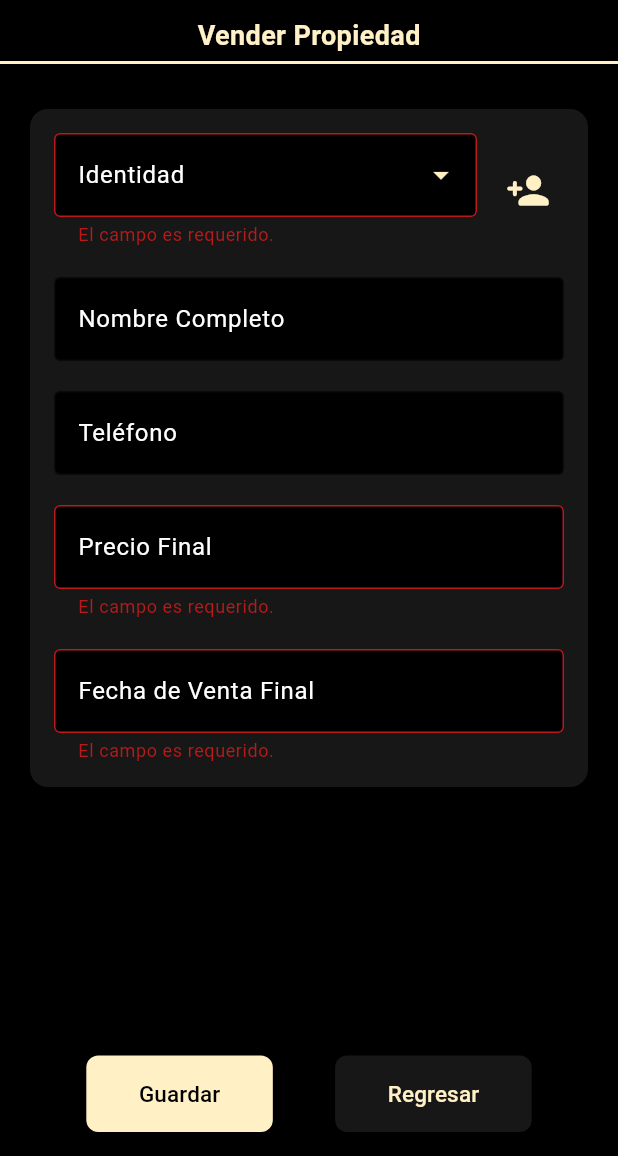
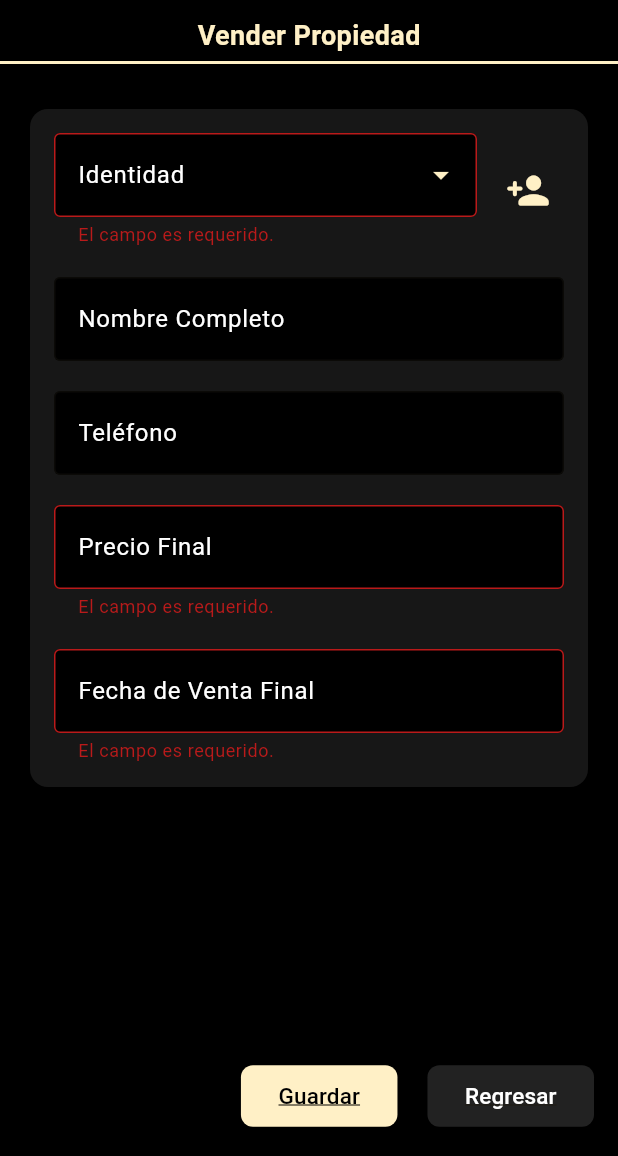
Before and after one commit to KevinMatta/app_sigesproc, a Flutter app: the Venta screen opened directly with empty values, after a tap on "Guardar", on a phone screen of 412 x 824 dp, the part 80-1236 px from its top. Run offline on Flutter 3.47's test engine with Material 3 defaults, Android fonts, the phone set to English and light mode, and no system bars; our stand-ins replace bloc, carousel_slider, equatable, file_picker, firebase_core, firebase_messaging and 12 more; missing offline and left inert: flutter_polyline_points, signalr_core; accounts and stored records are empty; network calls fail.

Commit message:
fix(ventabienraiz)

```diff
--- a/sigesproc_app/lib/models/bienesraices/procesoventaviewmodel.dart
+++ b/sigesproc_app/lib/models/bienesraices/procesoventaviewmodel.dart
@@ -125,4 +125,9 @@ class ProcesoVentaViewModel {
       'btrp_Estado': btrpEstado,
     };
   }
+
+  @override
+  String toString() {
+    return 'procesoventa(btrpId: $btrpId, clieNombreCompleto: $clieNombreCompleto, clieId: $clieId, clieDNI: $clieDNI, clieTelefono: $clieTelefono';
+  }
 }
--- a/sigesproc_app/lib/screens/bienesraices/venta.dart
+++ b/sigesproc_app/lib/screens/bienesraices/venta.dart
@@ -74,6 +74,8 @@ class _VentaState extends State<Venta> {
   String tipoCliente = 'Bien Raiz';
   bool _mostrarErrores = false;
   bool _mostrarErroresventa = false;
+
+  bool _cargando = false;
 
   final ThemeData darkTheme = ThemeData.dark().copyWith(
     colorScheme: ColorScheme.dark(
@@ -244,15 +246,18 @@ class _VentaState extends State<Venta> {
           ),
         ],
       ),
-      body: Container(
+      body: _cargando
+          ? Center(child: CircularProgressIndicator(color: Color(0xFFFFF0C6)))
+          : Container(
               color: Colors.black,
               padding: const EdgeInsets.all(16.0),
-        child: _mostrarFormularioCliente ? _clienteVista() : _ventaVista(),
+              child:
+                  _mostrarFormularioCliente ? _clienteVista() : _ventaVista(),
             ),
-      bottomNavigationBar: Container(
-        color: Colors.black,
-        padding:
-            EdgeInsets.only(bottom: MediaQuery.of(context).viewInsets.bottom),
+      bottomNavigationBar: Padding(
+            padding:  EdgeInsets.only(
+                    bottom: MediaQuery.of(context).viewInsets.bottom)
+                ,
         child: _buildSaveCancelButtons(),
       ),
     );
@@ -297,11 +302,11 @@ class _VentaState extends State<Venta> {
                               .hasMatch(correoController.text),
                       errorMessage: 'El campo es requerido.'),
                   SizedBox(height: 10),
-                  _campoDeTextoCliente(
-                      'Teléfono', telefonoclienteController, 'Ingrese el teléfono',
+                  _campoDeTextoCliente('Teléfono', telefonoclienteController,
+                      'Ingrese el teléfono',
                       isNumeric: true,
-                      showError:
-                          _mostrarErrores && telefonoclienteController.text.length < 7,
+                      showError: _mostrarErrores &&
+                          telefonoclienteController.text.length < 7,
                       errorMessage: 'El campo es requerido.'),
                   SizedBox(height: 10),
                   _buildDateField(
@@ -877,23 +882,31 @@ class _VentaState extends State<Venta> {
                 crossAxisAlignment: CrossAxisAlignment.start,
                 children: [
                   _buildDNIAutocomplete(clienteController,
-                  showError: _mostrarErroresventa && clienteController.text.isEmpty,
+                      showError: _mostrarErroresventa &&
+                          clienteController.text.isEmpty,
                       errorMessage: 'El campo es requerido.'),
                   SizedBox(height: 20),
                   _campodeTexto('Nombre Completo', nombreController, '',
                       enabled: false,
-                      showError: _mostrarErroresventa && nombreController.text.isEmpty,
+                      showError:
+                          _mostrarErroresventa && nombreController.text.isEmpty,
                       errorMessage: 'El campo es requerido.'),
                   SizedBox(height: 20),
                   _campodeTexto('Teléfono', telefonoController, '',
-                      enabled: false,showError: _mostrarErroresventa && telefonoController.text.isEmpty,
+                      enabled: false,
+                      showError: _mostrarErroresventa &&
+                          telefonoController.text.isEmpty,
                       errorMessage: 'El campo es requerido.'),
                   SizedBox(height: 20),
                   _campodeTexto('Precio Final', precioController, '0.00',
-                      isNumeric: true,showError: _mostrarErroresventa && precioController.text.isEmpty,
+                      isNumeric: true,
+                      showError:
+                          _mostrarErroresventa && precioController.text.isEmpty,
                       errorMessage: 'El campo es requerido.'),
                   SizedBox(height: 20),
-                  _buildDateField('Fecha de Venta Final', fechaController,showError: _mostrarErroresventa && fechaController.text.isEmpty,
+                  _buildDateField('Fecha de Venta Final', fechaController,
+                      showError:
+                          _mostrarErroresventa && fechaController.text.isEmpty,
                       errorMessage: 'El campo es requerido.'),
                 ],
               ),
@@ -904,7 +917,8 @@ class _VentaState extends State<Venta> {
     );
   }
 
-  Widget _buildDNIAutocomplete(TextEditingController controller,{bool showError = false,String? errorMessage}) {
+  Widget _buildDNIAutocomplete(TextEditingController controller,
+      {bool showError = false, String? errorMessage}) {
     FocusNode focusNode = FocusNode();
 
     return Row(
@@ -1032,14 +1046,11 @@ class _VentaState extends State<Venta> {
   }
 
   Widget _campodeTexto(
-    String label,
-    TextEditingController controller,
-    String hint,
+      String label, TextEditingController controller, String hint,
       {bool isNumeric = false,
       bool enabled = true,
       bool showError = false,
       String? errorMessage}) {
-
     bool shouldShowError = showError && enabled;
 
     return TextField(
@@ -1085,8 +1096,8 @@ class _VentaState extends State<Venta> {
         DateTime? pickedDate = await showDatePicker(
           context: context,
           initialDate: DateTime.now(),
-          firstDate: DateTime(1900),
-          lastDate: DateTime.now(),
+          firstDate: DateTime(2000),
+          lastDate: DateTime(2101),
           builder: (BuildContext context, Widget? child) {
             return Theme(
               data: Theme.of(context).copyWith(
@@ -1116,10 +1127,17 @@ class _VentaState extends State<Venta> {
       color: Colors.black,
       padding: const EdgeInsets.all(16.0),
       child: Row(
-        mainAxisAlignment: MainAxisAlignment.spaceEvenly,
+        mainAxisAlignment: MainAxisAlignment.end,
         children: [
           ElevatedButton(
             onPressed: () async {
+              if (_cargando) return;
+              // Activar el spinner al iniciar el guardado
+              setState(() {
+                _mostrarErrores = true;
+                _cargando = true;
+              });
+              try {
                 if (_mostrarFormularioCliente) {
                   setState(() {
                     _mostrarErrores = true;
@@ -1174,7 +1192,8 @@ class _VentaState extends State<Venta> {
 
                         // Mostrar mensaje de éxito
                         ScaffoldMessenger.of(context).showSnackBar(
-                        SnackBar(content: Text('Cliente insertado con éxito')),
+                          SnackBar(
+                              content: Text('Cliente insertado con éxito')),
                         );
                       }
                     } catch (e) {
@@ -1183,8 +1202,7 @@ class _VentaState extends State<Venta> {
                             content: Text('Error al insertar el cliente: $e')),
                       );
                     }
-                } else {
-                }
+                  } else {}
                 } else {
                   setState(() {
                     _mostrarErroresventa = true;
@@ -1192,10 +1210,22 @@ class _VentaState extends State<Venta> {
 
                   if (_isFormValid()) {
                     try {
-                    ClienteViewModel? clienteSeleccionado = clientes.firstWhere(
-                      (cliente) => cliente.cliente == clienteController.text,
+                      await ClienteService.listarClientes();
+
+                      // Comparar usando el DNI extraído del controlador clienteController
+                      String dni = clienteController.text.split(' - ')[0];
+
+                      ClienteViewModel? clienteSeleccionado =
+                          clientes.firstWhere(
+                        (cliente) => cliente.clieDNI == dni,
                         orElse: () => ClienteViewModel(),
                       );
+
+                      print('Cliente seleccionado: $clienteSeleccionado');
+                      print(
+                          'Texto del clienteController: ${clienteController.text}');
+                      print(
+                          'Nombre y Apellido: ${nombreController.text} ${apellidoController.text}');
 
                       if (clienteSeleccionado.clieId != null) {
                         final venta = ProcesoVentaViewModel(
@@ -1216,7 +1246,8 @@ class _VentaState extends State<Venta> {
                         );
 
                         ScaffoldMessenger.of(context).showSnackBar(
-                        SnackBar(content: Text('Propiedad vendida con éxito')),
+                          SnackBar(
+                              content: Text('Propiedad vendida con éxito')),
                         );
                         await _notificarVentaCompletada();
                       } else {
@@ -1230,45 +1261,58 @@ class _VentaState extends State<Venta> {
                             content: Text('Error al vender la propiedad: $e')),
                       );
                     }
-                } else {
-
                   }
+                }
+              } catch (e) {
+                // Manejar otros errores generales aquí
+              } finally {
+                // Desactivar el spinner al finalizar
+                setState(() {
+                  _cargando = false;
+                });
               }
             },
             style: ElevatedButton.styleFrom(
                 backgroundColor: Color(0xFFFFF0C6),
-              padding: EdgeInsets.symmetric(horizontal: 35, vertical: 15),
+                padding: EdgeInsets.symmetric(horizontal: 25, vertical: 10),
                 shape: RoundedRectangleBorder(
-                borderRadius: BorderRadius.circular(8.0),
+                  borderRadius: BorderRadius.circular(8),
                 ),
               ),
             child: Text(
                 'Guardar',
-              style: TextStyle(color: Colors.black, fontSize: 15),
+                style: TextStyle(
+                  color: Colors.black,
+                  fontSize: 15,
+                  decoration: TextDecoration.underline,
                 ),
               ),
+          ),
+          SizedBox(width: 20),
           ElevatedButton(
             onPressed: () {
               if (_mostrarFormularioCliente) {
                 setState(() {
-                  _mostrarFormularioCliente =
-                            false;
+                  _mostrarFormularioCliente = false;
                 });
-              } else{
+              } else {
                 Navigator.of(context).pop();
               }
-
             },
             style: ElevatedButton.styleFrom(
-              backgroundColor: Color(0xFF171717),
-              padding: EdgeInsets.symmetric(horizontal: 35, vertical: 15),
+                backgroundColor: Color(0xFF222222),
+                padding: EdgeInsets.symmetric(horizontal: 25, vertical: 10),
                 shape: RoundedRectangleBorder(
-                borderRadius: BorderRadius.circular(8.0),
+                  borderRadius: BorderRadius.circular(8),
                 ),
               ),
            child: Text(
                 'Regresar',
-              style: TextStyle(color: Color(0xFFFFF0C6), fontSize: 15),
+                style: TextStyle(
+                  color: Colors.white,
+                  fontSize: 15,
+                  decoration: TextDecoration.underline,
+                ),
               ),
           ),
         ],
@@ -1322,7 +1366,6 @@ class _VentaState extends State<Venta> {
     }
   }
 
-
 // Future<void> _notificarVentaCompletada() async {
 //   try {
 //     String title = "Bien Raíz Vendido";
@@ -1338,10 +1381,6 @@ class _VentaState extends State<Venta> {
 //     );
 //   }
 // }
-
-
-
-
 
 // Future<void> _notificarVentaCompletada() async {
 //   try {
@@ -1379,12 +1418,6 @@ class _VentaState extends State<Venta> {
 //   }
 // }
 
-
-
-
-
-
-
   Future<void> _notificarVentaCompletada() async {
     try {
       var prefs = PreferenciasUsuario();
@@ -1398,10 +1431,12 @@ Future<void> _notificarVentaCompletada() async {
       if (usuarioCreacionId != null) {
         // Crear instancia de NotificationServices
         final notificationService = NotificationServices();
-        await NotificationServices.EnviarNotificacionAAdministradores(title, body);
+        await NotificationServices.EnviarNotificacionAAdministradores(
+            title, body);
 
         // Llamar al método de instancia para enviar la notificación y registrar en la base de datos
-      await notificationService.enviarNotificacionYRegistrarEnBD(title, body, usuarioCreacionId);
+        await notificationService.enviarNotificacionYRegistrarEnBD(
+            title, body, usuarioCreacionId);
 
         ScaffoldMessenger.of(context).showSnackBar(
           SnackBar(content: Text('Notificación de venta completada enviada.')),
@@ -1416,7 +1451,9 @@ Future<void> _notificarVentaCompletada() async {
     } catch (e) {
       print('Error al enviar la notificación de venta completada: $e');
       ScaffoldMessenger.of(context).showSnackBar(
-      SnackBar(content: Text('Error al enviar la notificación de venta completada.')),
+        SnackBar(
+            content:
+                Text('Error al enviar la notificación de venta completada.')),
       );
     }
   }
--- a/sigesproc_app/lib/screens/fletes/verificarflete.dart
+++ b/sigesproc_app/lib/screens/fletes/verificarflete.dart
@@ -1491,9 +1491,9 @@ Future<void> _enviarNotificacionFleteVerificado() async {
   Widget _buildBottomButtons() {
     return Container(
       color: Colors.black,
-      padding: EdgeInsets.symmetric(horizontal: 35.0, vertical: 15.0),
+      padding: const EdgeInsets.all(16.0),
       child: Row(
-        mainAxisAlignment: MainAxisAlignment.end,
+        mainAxisAlignment: MainAxisAlignment.spaceEvenly,
         children: [
           if (_mostrarFormularioIncidencia)
             ...[]
@@ -1508,7 +1508,6 @@ Future<void> _enviarNotificacionFleteVerificado() async {
               ),
               onPressed: () async {
                 if (!_isLoading) {
-                  // Evita múltiples clics mientras está cargando
                   setState(() {
                     _isLoading = true; // Inicia la carga
                     _mostrarErrores = true;
--- a/sigesproc_app/lib/services/generales/clienteservice.dart
+++ b/sigesproc_app/lib/services/generales/clienteservice.dart
@@ -10,6 +10,7 @@ class ClienteService {
 
     if (response.statusCode == 200) {
       List<dynamic> data = json.decode(response.body);
+    print('lisclie $data');
       return data.map((json) => ClienteViewModel.fromJson(json)).toList();
     } else {
       throw Exception('Error al cargar los datos');
@@ -38,7 +39,7 @@ class ClienteService {
       'XApiKey': ApiService.apiKey,
     };
 
-    // print('Body: $body');
+    print('Body clienteeeee: $body');
 
     final response = await http.post(
       url,
```
Lines whose indentation alone changed are shown as unchanged.
